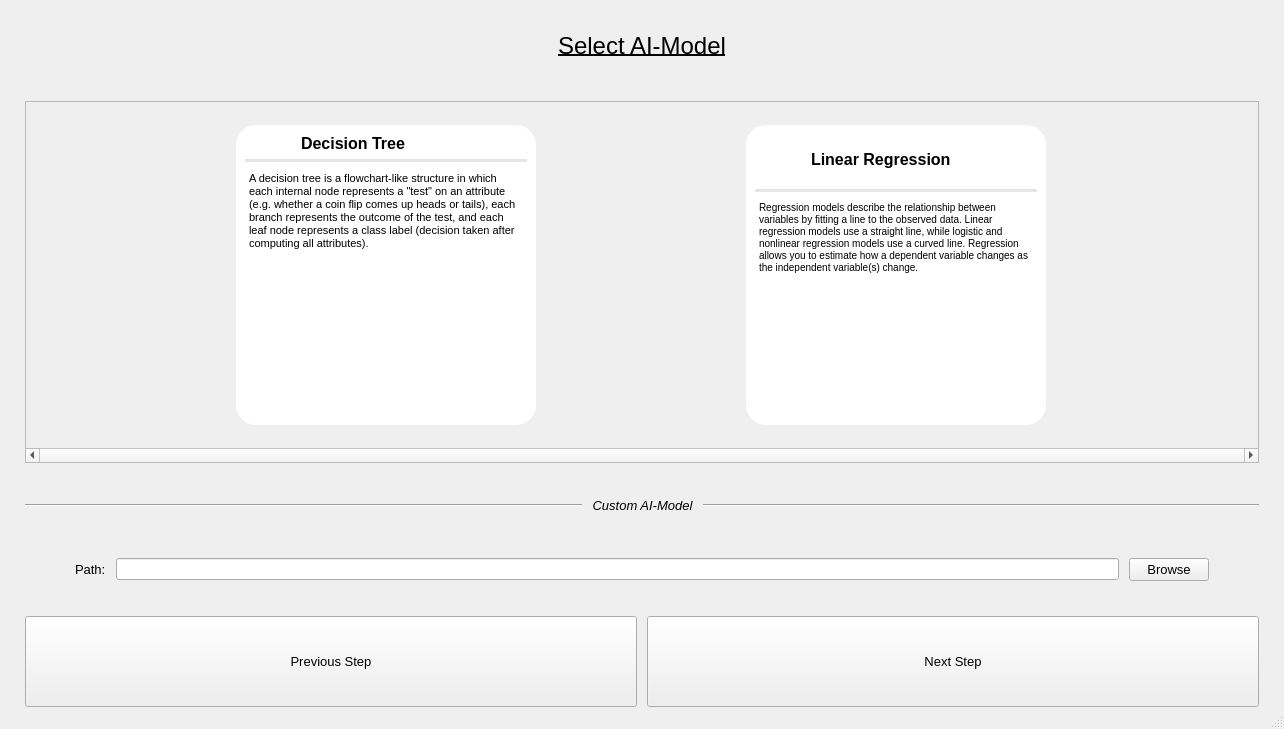
Qt form UI/Ui/ai-model.ui (MarkMolenmakerHU/INNO_xAITool) before a commit.
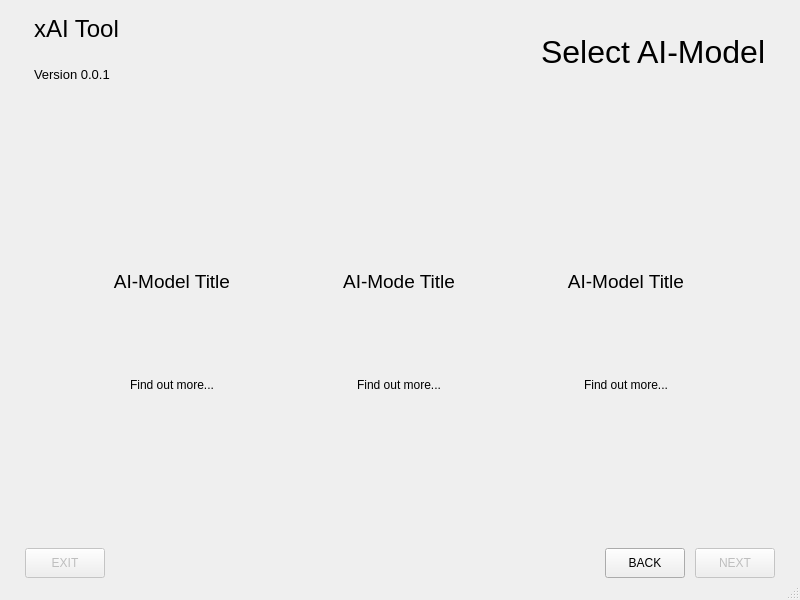
The same form after that commit. Icons and pictures are not drawn.

Commit message: redesigned aimodel window

```diff
--- a/UI/Ui/ai-model.ui
+++ b/UI/Ui/ai-model.ui
@@ -6,13 +6,39 @@
    <rect>
     <x>0</x>
     <y>0</y>
-    <width>1284</width>
-    <height>729</height>
+    <width>800</width>
+    <height>600</height>
    </rect>
   </property>
+  <property name="maximumSize">
+   <size>
+    <width>800</width>
+    <height>600</height>
+   </size>
+  </property>
   <property name="windowTitle">
    <string>MainWindow</string>
   </property>
+  <property name="styleSheet">
+   <string notr="true">QWidget[border=true] {
+	border: 3px solid black;
+	border-radius: 5px;
+}
+
+QPushButton[href-text=true] {
+	color: blue;
+}
+QPushButton[href-text=true]:hover {
+	color: red;
+}
+
+QWidget[selected=true] {
+	background-color: #88ff88;
+}
+QWidget[selected=false] {
+	background-color: #bbbbbb;
+}</string>
+  </property>
   <widget class="QWidget" name="centralwidget">
    <property name="minimumSize">
     <size>
@@ -20,7 +46,7 @@
      <height>0</height>
     </size>
    </property>
-   <layout class="QGridLayout" name="gridLayout" rowstretch="1,4,0,2,2,1">
+   <layout class="QGridLayout" name="gridLayout" rowstretch="0,0,0,0">
     <property name="leftMargin">
      <number>25</number>
     </property>
@@ -36,443 +62,434 @@
     <property name="spacing">
      <number>10</number>
     </property>
+    <item row="1" column="0" rowspan="2">
+     <widget class="QWidget" name="horizontalWidget_3" native="true">
+      <property name="minimumSize">
+       <size>
+        <width>750</width>
+        <height>425</height>
+       </size>
+      </property>
+      <property name="maximumSize">
+       <size>
+        <width>750</width>
+        <height>500</height>
+       </size>
+      </property>
+      <property name="styleSheet">
+       <string notr="true"/>
+      </property>
+      <property name="border" stdset="0">
+       <bool>false</bool>
+      </property>
+      <layout class="QGridLayout" name="gridLayout_2">
+       <property name="leftMargin">
+        <number>0</number>
+       </property>
+       <property name="topMargin">
+        <number>0</number>
+       </property>
+       <property name="rightMargin">
+        <number>0</number>
+       </property>
+       <property name="bottomMargin">
+        <number>0</number>
+       </property>
+       <property name="spacing">
+        <number>0</number>
+       </property>
+       <item row="1" column="0">
+        <widget class="QWidget" name="widget_aimodelA" native="true">
+         <property name="maximumSize">
+          <size>
+           <width>160</width>
+           <height>160</height>
+          </size>
+         </property>
+         <property name="border" stdset="0">
+          <bool>true</bool>
+         </property>
+         <property name="allowed-datasets" stdset="0">
+          <stringlist>
+           <string>dataset_A</string>
+           <string>dataset_B</string>
+          </stringlist>
+         </property>
+         <property name="aimodel" stdset="0">
+          <string>aimodel_A</string>
+         </property>
+         <layout class="QVBoxLayout" name="verticalLayout_4">
+          <item>
+           <widget class="QLabel" name="label_8">
+            <property name="font">
+             <font>
+              <pointsize>14</pointsize>
+             </font>
+            </property>
+            <property name="text">
+             <string>AI-Model Title</string>
+            </property>
+            <property name="alignment">
+             <set>Qt::AlignCenter</set>
+            </property>
+           </widget>
+          </item>
+          <item alignment="Qt::AlignHCenter">
+           <widget class="QLabel" name="label_9">
+            <property name="enabled">
+             <bool>true</bool>
+            </property>
+            <property name="maximumSize">
+             <size>
+              <width>100</width>
+              <height>100</height>
+             </size>
+            </property>
+            <property name="layoutDirection">
+             <enum>Qt::LeftToRight</enum>
+            </property>
+            <property name="pixmap">
+             <pixmap>../Images/linear-regression_logo.png</pixmap>
+            </property>
+            <property name="scaledContents">
+             <bool>true</bool>
+            </property>
+            <property name="alignment">
+             <set>Qt::AlignCenter</set>
+            </property>
+            <property name="wordWrap">
+             <bool>false</bool>
+            </property>
+           </widget>
+          </item>
+          <item>
+           <widget class="QPushButton" name="pushButton_aimodelA_href">
+            <property name="text">
+             <string>Find out more...</string>
+            </property>
+            <property name="flat">
+             <bool>true</bool>
+            </property>
+            <property name="href-text" stdset="0">
+             <bool>true</bool>
+            </property>
+           </widget>
+          </item>
+         </layout>
+        </widget>
+       </item>
+       <item row="1" column="1">
+        <widget class="QWidget" name="widget_aimodelB" native="true">
+         <property name="enabled">
+          <bool>true</bool>
+         </property>
+         <property name="maximumSize">
+          <size>
+           <width>160</width>
+           <height>160</height>
+          </size>
+         </property>
+         <property name="border" stdset="0">
+          <bool>true</bool>
+         </property>
+         <property name="allowed-datasets" stdset="0">
+          <stringlist>
+           <string>dataset_C</string>
+          </stringlist>
+         </property>
+         <property name="aimodel" stdset="0">
+          <string>aimodel_B</string>
+         </property>
+         <layout class="QVBoxLayout" name="verticalLayout">
+          <item>
+           <widget class="QLabel" name="label_4">
+            <property name="font">
+             <font>
+              <pointsize>14</pointsize>
+             </font>
+            </property>
+            <property name="text">
+             <string>AI-Mode Title</string>
+            </property>
+            <property name="alignment">
+             <set>Qt::AlignCenter</set>
+            </property>
+           </widget>
+          </item>
+          <item alignment="Qt::AlignHCenter">
+           <widget class="QLabel" name="label_5">
+            <property name="enabled">
+             <bool>true</bool>
+            </property>
+            <property name="maximumSize">
+             <size>
+              <width>100</width>
+              <height>100</height>
+             </size>
+            </property>
+            <property name="layoutDirection">
+             <enum>Qt::LeftToRight</enum>
+            </property>
+            <property name="pixmap">
+             <pixmap>../Images/linear-regression_logo.png</pixmap>
+            </property>
+            <property name="scaledContents">
+             <bool>true</bool>
+            </property>
+            <property name="alignment">
+             <set>Qt::AlignCenter</set>
+            </property>
+            <property name="wordWrap">
+             <bool>false</bool>
+            </property>
+           </widget>
+          </item>
+          <item>
+           <widget class="QPushButton" name="pushButton_aimodelB_href">
+            <property name="text">
+             <string>Find out more...</string>
+            </property>
+            <property name="flat">
+             <bool>true</bool>
+            </property>
+            <property name="href-text" stdset="0">
+             <bool>true</bool>
+            </property>
+           </widget>
+          </item>
+         </layout>
+        </widget>
+       </item>
+       <item row="1" column="2">
+        <widget class="QWidget" name="widget_aimodelC" native="true">
+         <property name="enabled">
+          <bool>true</bool>
+         </property>
+         <property name="maximumSize">
+          <size>
+           <width>160</width>
+           <height>160</height>
+          </size>
+         </property>
+         <property name="border" stdset="0">
+          <bool>true</bool>
+         </property>
+         <property name="allowed-datasets" stdset="0">
+          <stringlist>
+           <string>dataset_A</string>
+          </stringlist>
+         </property>
+         <property name="aimodel" stdset="0">
+          <string>aimodel_C</string>
+         </property>
+         <layout class="QVBoxLayout" name="verticalLayout_3">
+          <item>
+           <widget class="QLabel" name="label_6">
+            <property name="font">
+             <font>
+              <pointsize>14</pointsize>
+             </font>
+            </property>
+            <property name="text">
+             <string>AI-Model Title</string>
+            </property>
+            <property name="alignment">
+             <set>Qt::AlignCenter</set>
+            </property>
+           </widget>
+          </item>
+          <item alignment="Qt::AlignHCenter">
+           <widget class="QLabel" name="label_7">
+            <property name="enabled">
+             <bool>true</bool>
+            </property>
+            <property name="maximumSize">
+             <size>
+              <width>100</width>
+              <height>100</height>
+             </size>
+            </property>
+            <property name="layoutDirection">
+             <enum>Qt::LeftToRight</enum>
+            </property>
+            <property name="pixmap">
+             <pixmap>../Images/linear-regression_logo.png</pixmap>
+            </property>
+            <property name="scaledContents">
+             <bool>true</bool>
+            </property>
+            <property name="alignment">
+             <set>Qt::AlignCenter</set>
+            </property>
+            <property name="wordWrap">
+             <bool>false</bool>
+            </property>
+           </widget>
+          </item>
+          <item>
+           <widget class="QPushButton" name="pushButton_aimodelC_href">
+            <property name="text">
+             <string>Find out more...</string>
+            </property>
+            <property name="flat">
+             <bool>true</bool>
+            </property>
+            <property name="href-text" stdset="0">
+             <bool>true</bool>
+            </property>
+           </widget>
+          </item>
+         </layout>
+        </widget>
+       </item>
+      </layout>
+     </widget>
+    </item>
     <item row="0" column="0">
-     <widget class="QLabel" name="label">
-      <property name="font">
-       <font>
-        <pointsize>18</pointsize>
-        <underline>true</underline>
-       </font>
-      </property>
-      <property name="text">
-       <string>Select AI-Model</string>
-      </property>
-      <property name="alignment">
-       <set>Qt::AlignCenter</set>
-      </property>
-     </widget>
-    </item>
-    <item row="4" column="0">
-     <layout class="QHBoxLayout" name="horizontalLayout" stretch="0,0,0">
-      <property name="leftMargin">
-       <number>50</number>
-      </property>
-      <property name="topMargin">
-       <number>25</number>
-      </property>
-      <property name="rightMargin">
-       <number>50</number>
-      </property>
-      <property name="bottomMargin">
-       <number>25</number>
-      </property>
-      <item>
-       <widget class="QLabel" name="label_3">
-        <property name="font">
-         <font>
-          <pointsize>10</pointsize>
-         </font>
-        </property>
-        <property name="text">
-         <string>Path:</string>
-        </property>
-       </widget>
-      </item>
-      <item>
-       <widget class="QLineEdit" name="pathLine">
-        <property name="sizePolicy">
-         <sizepolicy hsizetype="Expanding" vsizetype="Fixed">
-          <horstretch>0</horstretch>
-          <verstretch>0</verstretch>
-         </sizepolicy>
-        </property>
-       </widget>
-      </item>
-      <item>
-       <widget class="QPushButton" name="browseButton">
-        <property name="font">
-         <font>
-          <pointsize>10</pointsize>
-         </font>
-        </property>
-        <property name="text">
-         <string>Browse</string>
-        </property>
-       </widget>
-      </item>
-     </layout>
-    </item>
-    <item row="5" column="0">
-     <layout class="QHBoxLayout" name="horizontalLayout_2">
-      <property name="bottomMargin">
-       <number>0</number>
-      </property>
-      <item>
-       <widget class="QPushButton" name="prevButton">
-        <property name="enabled">
-         <bool>true</bool>
-        </property>
-        <property name="sizePolicy">
-         <sizepolicy hsizetype="Expanding" vsizetype="Expanding">
-          <horstretch>0</horstretch>
-          <verstretch>0</verstretch>
-         </sizepolicy>
-        </property>
-        <property name="font">
-         <font>
-          <pointsize>10</pointsize>
-         </font>
-        </property>
-        <property name="text">
-         <string>Previous Step</string>
-        </property>
-       </widget>
-      </item>
-      <item>
-       <widget class="QPushButton" name="nextButton">
-        <property name="sizePolicy">
-         <sizepolicy hsizetype="Expanding" vsizetype="Expanding">
-          <horstretch>0</horstretch>
-          <verstretch>0</verstretch>
-         </sizepolicy>
-        </property>
-        <property name="font">
-         <font>
-          <pointsize>10</pointsize>
-         </font>
-        </property>
-        <property name="text">
-         <string>Next Step</string>
-        </property>
-       </widget>
-      </item>
-     </layout>
-    </item>
-    <item row="3" column="0">
-     <layout class="QHBoxLayout" name="horizontalLayout_3" stretch="0,0,0">
-      <property name="topMargin">
-       <number>25</number>
-      </property>
-      <property name="bottomMargin">
-       <number>10</number>
-      </property>
-      <item>
-       <widget class="Line" name="line_2">
-        <property name="orientation">
-         <enum>Qt::Horizontal</enum>
-        </property>
-       </widget>
-      </item>
-      <item>
-       <widget class="QLabel" name="label_2">
-        <property name="sizePolicy">
-         <sizepolicy hsizetype="Fixed" vsizetype="Preferred">
-          <horstretch>0</horstretch>
-          <verstretch>0</verstretch>
-         </sizepolicy>
-        </property>
-        <property name="font">
-         <font>
-          <pointsize>10</pointsize>
-          <italic>true</italic>
-         </font>
-        </property>
-        <property name="text">
-         <string>Custom AI-Model</string>
-        </property>
-        <property name="alignment">
-         <set>Qt::AlignCenter</set>
-        </property>
-       </widget>
-      </item>
-      <item>
-       <widget class="Line" name="line">
-        <property name="orientation">
-         <enum>Qt::Horizontal</enum>
-        </property>
-       </widget>
-      </item>
-     </layout>
-    </item>
-    <item row="1" column="0">
-     <widget class="QScrollArea" name="scrollArea">
+     <widget class="QWidget" name="horizontalWidget_2" native="true">
       <property name="minimumSize">
        <size>
         <width>0</width>
-        <height>325</height>
+        <height>75</height>
        </size>
       </property>
-      <property name="verticalScrollBarPolicy">
-       <enum>Qt::ScrollBarAlwaysOff</enum>
-      </property>
-      <property name="horizontalScrollBarPolicy">
-       <enum>Qt::ScrollBarAlwaysOn</enum>
-      </property>
-      <property name="widgetResizable">
-       <bool>true</bool>
-      </property>
-      <widget class="QWidget" name="scrollAreaWidgetContents">
-       <property name="geometry">
-        <rect>
-         <x>0</x>
-         <y>0</y>
-         <width>1232</width>
-         <height>320</height>
-        </rect>
-       </property>
-       <layout class="QHBoxLayout" name="horizontalLayout_5">
-        <property name="spacing">
-         <number>10</number>
-        </property>
-        <property name="leftMargin">
-         <number>10</number>
-        </property>
-        <property name="topMargin">
-         <number>10</number>
-        </property>
-        <property name="rightMargin">
-         <number>10</number>
-        </property>
-        <property name="bottomMargin">
-         <number>10</number>
-        </property>
-        <item>
-         <widget class="QWidget" name="widget" native="true">
-          <property name="sizePolicy">
-           <sizepolicy hsizetype="Maximum" vsizetype="Maximum">
-            <horstretch>0</horstretch>
-            <verstretch>0</verstretch>
-           </sizepolicy>
-          </property>
-          <property name="minimumSize">
-           <size>
-            <width>300</width>
-            <height>300</height>
-           </size>
-          </property>
-          <property name="styleSheet">
-           <string notr="true">background: rgb(255, 255, 255);
-border-radius: 20px;</string>
-          </property>
-          <layout class="QGridLayout" name="gridLayout_3">
-           <item row="2" column="0" colspan="2">
-            <widget class="QTextBrowser" name="textBrowser_2">
-             <property name="html">
-              <string>&lt;!DOCTYPE HTML PUBLIC &quot;-//W3C//DTD HTML 4.0//EN&quot; &quot;http://www.w3.org/TR/REC-html40/strict.dtd&quot;&gt;
-&lt;html&gt;&lt;head&gt;&lt;meta name=&quot;qrichtext&quot; content=&quot;1&quot; /&gt;&lt;style type=&quot;text/css&quot;&gt;
-p, li { white-space: pre-wrap; }
-&lt;/style&gt;&lt;/head&gt;&lt;body style=&quot; font-family:'MS Shell Dlg 2'; font-size:7.8pt; font-weight:400; font-style:normal;&quot;&gt;
-&lt;p style=&quot; margin-top:0px; margin-bottom:0px; margin-left:0px; margin-right:0px; -qt-block-indent:0; text-indent:0px;&quot;&gt;&lt;span style=&quot; font-size:8pt;&quot;&gt;A decision tree is a flowchart-like structure in which each internal node represents a &amp;quot;test&amp;quot; on an attribute (e.g. whether a coin flip comes up heads or tails), each branch represents the outcome of the test, and each leaf node represents a class label (decision taken after computing all attributes).&lt;/span&gt;&lt;/p&gt;&lt;/body&gt;&lt;/html&gt;</string>
-             </property>
-            </widget>
-           </item>
-           <item row="0" column="1">
-            <widget class="QLabel" name="label_7">
-             <property name="font">
-              <font>
-               <pointsize>12</pointsize>
-               <weight>75</weight>
-               <bold>true</bold>
-              </font>
-             </property>
-             <property name="text">
-              <string>Decision Tree</string>
-             </property>
-            </widget>
-           </item>
-           <item row="0" column="0">
-            <widget class="QLabel" name="label_6">
-             <property name="sizePolicy">
-              <sizepolicy hsizetype="Fixed" vsizetype="Fixed">
-               <horstretch>0</horstretch>
-               <verstretch>0</verstretch>
-              </sizepolicy>
-             </property>
-             <property name="maximumSize">
-              <size>
-               <width>50</width>
-               <height>50</height>
-              </size>
-             </property>
-             <property name="text">
-              <string/>
-             </property>
-             <property name="pixmap">
-              <pixmap>../Images/decision-tree.jpg</pixmap>
-             </property>
-             <property name="scaledContents">
-              <bool>true</bool>
-             </property>
-            </widget>
-           </item>
-           <item row="1" column="0" colspan="2">
-            <widget class="Line" name="line_4">
-             <property name="sizePolicy">
-              <sizepolicy hsizetype="Expanding" vsizetype="Minimum">
-               <horstretch>0</horstretch>
-               <verstretch>0</verstretch>
-              </sizepolicy>
-             </property>
-             <property name="minimumSize">
-              <size>
-               <width>0</width>
-               <height>1</height>
-              </size>
-             </property>
-             <property name="styleSheet">
-              <string notr="true">background: rgba(0, 0, 0, 0.1);</string>
-             </property>
-             <property name="midLineWidth">
-              <number>1</number>
-             </property>
-             <property name="orientation">
-              <enum>Qt::Horizontal</enum>
-             </property>
-            </widget>
-           </item>
-          </layout>
-         </widget>
-        </item>
-        <item>
-         <widget class="QWidget" name="limeWidget" native="true">
-          <property name="sizePolicy">
-           <sizepolicy hsizetype="Maximum" vsizetype="Maximum">
-            <horstretch>0</horstretch>
-            <verstretch>0</verstretch>
-           </sizepolicy>
-          </property>
-          <property name="minimumSize">
-           <size>
-            <width>300</width>
-            <height>300</height>
-           </size>
-          </property>
-          <property name="autoFillBackground">
-           <bool>false</bool>
-          </property>
-          <property name="styleSheet">
-           <string notr="true">background: rgb(255, 255, 255);
-border-radius: 20px;</string>
-          </property>
-          <layout class="QGridLayout" name="gridLayout_2" rowstretch="1,0,0" columnstretch="0,0">
-           <property name="verticalSpacing">
-            <number>5</number>
+      <layout class="QHBoxLayout" name="horizontalLayout_2">
+       <item>
+        <layout class="QVBoxLayout" name="verticalLayout_2">
+         <item>
+          <widget class="QLabel" name="label">
+           <property name="font">
+            <font>
+             <pointsize>18</pointsize>
+            </font>
            </property>
-           <item row="0" column="0">
-            <widget class="QLabel" name="label_4">
-             <property name="sizePolicy">
-              <sizepolicy hsizetype="Fixed" vsizetype="Fixed">
-               <horstretch>0</horstretch>
-               <verstretch>0</verstretch>
-              </sizepolicy>
-             </property>
-             <property name="minimumSize">
-              <size>
-               <width>0</width>
-               <height>0</height>
-              </size>
-             </property>
-             <property name="maximumSize">
-              <size>
-               <width>50</width>
-               <height>50</height>
-              </size>
-             </property>
-             <property name="text">
-              <string/>
-             </property>
-             <property name="pixmap">
-              <pixmap>../Images/linear-regression.png</pixmap>
-             </property>
-             <property name="scaledContents">
-              <bool>true</bool>
-             </property>
-             <property name="alignment">
-              <set>Qt::AlignCenter</set>
-             </property>
-            </widget>
-           </item>
-           <item row="1" column="0" colspan="2">
-            <widget class="Line" name="line_3">
-             <property name="sizePolicy">
-              <sizepolicy hsizetype="Expanding" vsizetype="Minimum">
-               <horstretch>0</horstretch>
-               <verstretch>0</verstretch>
-              </sizepolicy>
-             </property>
-             <property name="minimumSize">
-              <size>
-               <width>0</width>
-               <height>1</height>
-              </size>
-             </property>
-             <property name="font">
-              <font>
-               <weight>50</weight>
-               <bold>false</bold>
-              </font>
-             </property>
-             <property name="styleSheet">
-              <string notr="true">background: rgba(0, 0, 0, 0.1);</string>
-             </property>
-             <property name="lineWidth">
-              <number>1</number>
-             </property>
-             <property name="midLineWidth">
-              <number>1</number>
-             </property>
-             <property name="orientation">
-              <enum>Qt::Horizontal</enum>
-             </property>
-            </widget>
-           </item>
-           <item row="0" column="1">
-            <widget class="QLabel" name="label_5">
-             <property name="font">
-              <font>
-               <pointsize>12</pointsize>
-               <weight>75</weight>
-               <bold>true</bold>
-              </font>
-             </property>
-             <property name="text">
-              <string>Linear Regression</string>
-             </property>
-             <property name="alignment">
-              <set>Qt::AlignLeading|Qt::AlignLeft|Qt::AlignVCenter</set>
-             </property>
-            </widget>
-           </item>
-           <item row="2" column="0" colspan="2">
-            <widget class="QTextBrowser" name="textBrowser">
-             <property name="sizePolicy">
-              <sizepolicy hsizetype="Expanding" vsizetype="Expanding">
-               <horstretch>2</horstretch>
-               <verstretch>0</verstretch>
-              </sizepolicy>
-             </property>
-             <property name="verticalScrollBarPolicy">
-              <enum>Qt::ScrollBarAsNeeded</enum>
-             </property>
-             <property name="horizontalScrollBarPolicy">
-              <enum>Qt::ScrollBarAlwaysOff</enum>
-             </property>
-             <property name="html">
-              <string>&lt;!DOCTYPE HTML PUBLIC &quot;-//W3C//DTD HTML 4.0//EN&quot; &quot;http://www.w3.org/TR/REC-html40/strict.dtd&quot;&gt;
-&lt;html&gt;&lt;head&gt;&lt;meta name=&quot;qrichtext&quot; content=&quot;1&quot; /&gt;&lt;style type=&quot;text/css&quot;&gt;
-p, li { white-space: pre-wrap; }
-&lt;/style&gt;&lt;/head&gt;&lt;body style=&quot; font-family:'MS Shell Dlg 2'; font-size:7.8pt; font-weight:400; font-style:normal;&quot;&gt;
-&lt;p style=&quot; margin-top:0px; margin-bottom:0px; margin-left:0px; margin-right:0px; -qt-block-indent:0; text-indent:0px;&quot;&gt;Regression models describe the relationship between variables by fitting a line to the observed data. Linear regression models use a straight line, while logistic and nonlinear regression models use a curved line. Regression allows you to estimate how a dependent variable changes as the independent variable(s) change.&lt;/p&gt;&lt;/body&gt;&lt;/html&gt;</string>
-             </property>
-            </widget>
-           </item>
-          </layout>
-         </widget>
-        </item>
-       </layout>
-      </widget>
+           <property name="text">
+            <string>xAI Tool</string>
+           </property>
+          </widget>
+         </item>
+         <item>
+          <widget class="QLabel" name="label_2">
+           <property name="font">
+            <font>
+             <pointsize>10</pointsize>
+            </font>
+           </property>
+           <property name="text">
+            <string>Version 0.0.1</string>
+           </property>
+          </widget>
+         </item>
+        </layout>
+       </item>
+       <item>
+        <spacer name="horizontalSpacer_2">
+         <property name="orientation">
+          <enum>Qt::Horizontal</enum>
+         </property>
+         <property name="sizeHint" stdset="0">
+          <size>
+           <width>40</width>
+           <height>20</height>
+          </size>
+         </property>
+        </spacer>
+       </item>
+       <item>
+        <widget class="QLabel" name="label_3">
+         <property name="font">
+          <font>
+           <pointsize>24</pointsize>
+          </font>
+         </property>
+         <property name="text">
+          <string>Select AI-Model</string>
+         </property>
+        </widget>
+       </item>
+      </layout>
      </widget>
     </item>
+    <item row="3" column="0">
+     <layout class="QHBoxLayout" name="horizontalLayout">
+      <property name="sizeConstraint">
+       <enum>QLayout::SetMaximumSize</enum>
+      </property>
+      <item>
+       <widget class="QPushButton" name="pushButton_exit">
+        <property name="enabled">
+         <bool>false</bool>
+        </property>
+        <property name="maximumSize">
+         <size>
+          <width>100</width>
+          <height>30</height>
+         </size>
+        </property>
+        <property name="text">
+         <string>EXIT</string>
+        </property>
+        <property name="default">
+         <bool>false</bool>
+        </property>
+       </widget>
+      </item>
+      <item>
+       <spacer name="horizontalSpacer">
+        <property name="orientation">
+         <enum>Qt::Horizontal</enum>
+        </property>
+        <property name="sizeHint" stdset="0">
+         <size>
+          <width>40</width>
+          <height>20</height>
+         </size>
+        </property>
+       </spacer>
+      </item>
+      <item>
+       <widget class="QPushButton" name="pushButton_back">
+        <property name="enabled">
+         <bool>true</bool>
+        </property>
+        <property name="maximumSize">
+         <size>
+          <width>100</width>
+          <height>30</height>
+         </size>
+        </property>
+        <property name="text">
+         <string>BACK</string>
+        </property>
+       </widget>
+      </item>
+      <item>
+       <widget class="QPushButton" name="pushButton_next">
+        <property name="enabled">
+         <bool>false</bool>
+        </property>
+        <property name="maximumSize">
+         <size>
+          <width>100</width>
+          <height>30</height>
+         </size>
+        </property>
+        <property name="text">
+         <string>NEXT</string>
+        </property>
+        <property name="checkable">
+         <bool>false</bool>
+        </property>
+        <property name="autoDefault">
+         <bool>false</bool>
+        </property>
+        <property name="flat">
+         <bool>false</bool>
+        </property>
+       </widget>
+      </item>
+     </layout>
+    </item>
    </layout>
   </widget>
   <widget class="QMenuBar" name="menubar">
```
Left out of the diff: 10 changed lines with no effect on the pictures. The commit also changes 5 other files.
